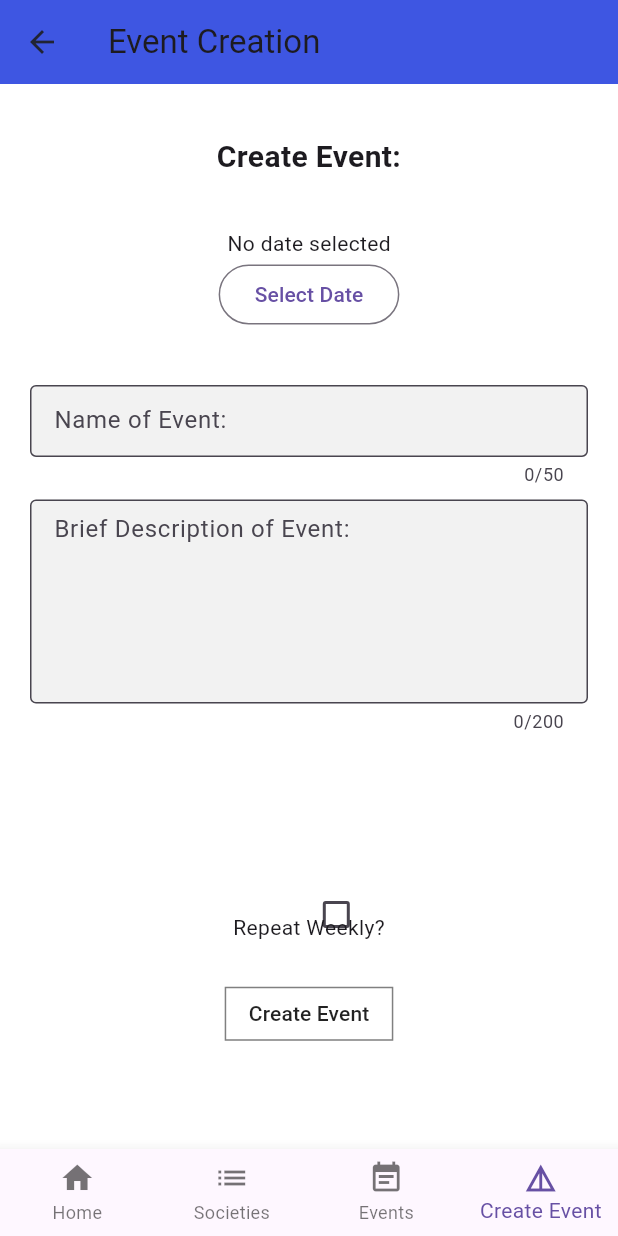
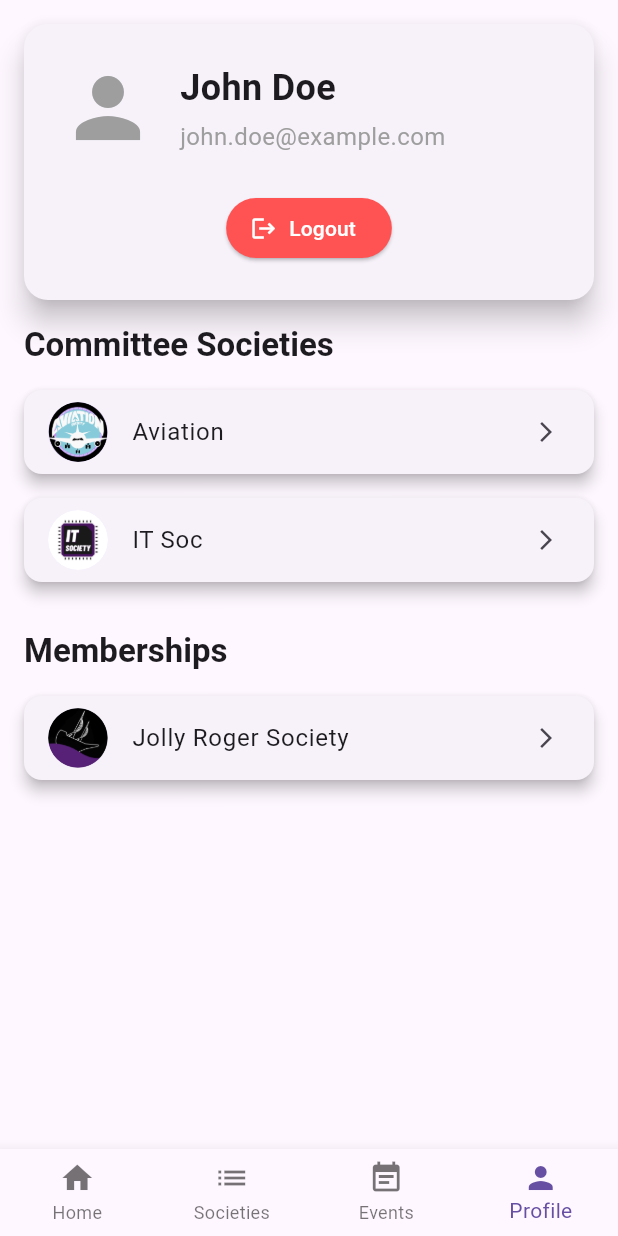
Before and after one commit to 5C-UoP/soc-drawer, a Flutter app: the screen it shows after launch, item 4 of the bottom bar chosen, on a phone screen of 412 x 824 dp. Run offline on Flutter 3.47's test engine with Material 3 defaults, Android fonts, the light colour scheme and no system bars; our stand-ins replace font_awesome_flutter, table_calendar; generated files the repository leaves out were written again.

Commit message:
added user page + make app more navigable

```diff
--- a/lib/src/app.dart
+++ b/lib/src/app.dart
@@ -2,6 +2,7 @@ import 'package:flutter/material.dart';
 import 'package:flutter_gen/gen_l10n/app_localizations.dart';
 import 'package:flutter_localizations/flutter_localizations.dart';
 import 'package:socdrawer/src/views/components/bottomNavBar.dart';
+import 'package:socdrawer/src/views/events/event_create_view.dart';
 
 import 'controllers/settings_controller.dart';
 import 'views/settings/settings_view.dart';
@@ -77,6 +78,8 @@ class SocDrawer extends StatelessWidget {
                     );
                   case SocietyItemListView.routeName:
                     return const SocietyItemListView();
+                  case EventCreate.routeName:
+                    return const EventCreate();
                   default:
                     return const BottomNavBar();
                 }
--- a/lib/src/models/user.dart
+++ b/lib/src/models/user.dart
@@ -5,17 +5,18 @@ class User {
   final String surename;
   final String email;
   final int year;
-  final Socieity society;
+  final List<Socieity> societies;
+  final List<Socieity> comitteeSocieties;
 
-  User({
-    required this.name,
-    required this.surename,
-    required this.email,
-    required this.year,
-    required this.society,
-  });
+  User(
+      {required this.name,
+      required this.surename,
+      required this.email,
+      required this.year,
+      required this.societies,
+      required this.comitteeSocieties});
 
   @override
   String toString() =>
-      'Full name: $name $surename\nEmail: $email\nStudent year: $year\nSociety: $society';
+      'Full name: $name $surename\nEmail: $email\nStudent year: $year\nSociety: $societies\nCommittee: $comitteeSocieties';
 }
--- a/lib/src/views/components/bottomNavBar.dart
+++ b/lib/src/views/components/bottomNavBar.dart
@@ -1,8 +1,8 @@
 import 'package:flutter/material.dart';
-import 'package:socdrawer/src/views/events/event_create_view.dart';
 import 'package:socdrawer/src/views/events/events_view.dart';
 import 'package:socdrawer/src/views/home/home_view.dart';
 import 'package:socdrawer/src/views/socieites/socieities_list_view.dart';
+import 'package:socdrawer/src/views/user/user_view.dart';
 // import 'package:socdrawer/src/settings/settings_view.dart';
 // import 'package:socdrawer/src/socieites/socieity_details_view.dart';
 
@@ -19,10 +19,10 @@ class _BottomNavBarState extends State<BottomNavBar> {
   int _currentIndex = 0; // Home page by defualt
 
   final List<Widget> _screens = [
+    CalendarView(),
     const SocietyItemListView(),
-    CalendarView(),
     EventsView(),
-    const EventCreate(),
+    UserProfilePage(),
   ];
 
   @override
@@ -54,8 +54,8 @@ class _BottomNavBarState extends State<BottomNavBar> {
             label: 'Events',
           ),
           BottomNavigationBarItem(
-            icon: Icon(Icons.details),
-            label: 'Create Event',
+            icon: Icon(Icons.person),
+            label: 'Profile',
           ),
         ],
       ),
--- /dev/null
+++ b/lib/src/views/components/socieity_card.dart
@@ -0,0 +1,39 @@
+import 'package:flutter/material.dart';
+import 'package:socdrawer/src/models/society.dart';
+import 'package:socdrawer/src/views/socieites/socieities_details_view.dart';
+
+class SocieityCard extends StatelessWidget {
+  const SocieityCard({
+    super.key,
+    required this.society,
+  });
+
+  final Socieity society;
+
+  @override
+  Widget build(BuildContext context) {
+    return GestureDetector(
+      onTap: () {
+        Navigator.pushNamed(
+          context,
+          SocietyItemDetailsView.routeName,
+          arguments: {'society': society},
+        );
+      },
+      child: Card(
+        shape: RoundedRectangleBorder(borderRadius: BorderRadius.circular(12)),
+        elevation: 4,
+        margin: const EdgeInsets.symmetric(vertical: 8),
+        child: ListTile(
+          leading: CircleAvatar(
+            foregroundImage: AssetImage(society.icon),
+          ),
+          title: Text(society.name),
+          trailing: society.joined
+              ? const Icon(Icons.arrow_forward_ios, size: 16)
+              : const Text("Join"),
+        ),
+      ),
+    );
+  }
+}
--- a/lib/src/views/events/event_create_view.dart
+++ b/lib/src/views/events/event_create_view.dart
@@ -7,6 +7,8 @@ DateTime eventDateTime = DateTime.now();
 
 class EventCreate extends StatefulWidget {
   const EventCreate({super.key});
+
+  static const routeName = '/event/create';
 
   @override
   State<StatefulWidget> createState() {
--- a/lib/src/views/home/home_view.dart
+++ b/lib/src/views/home/home_view.dart
@@ -1,4 +1,7 @@
 import 'package:flutter/material.dart';
+import 'package:socdrawer/src/controllers/society_controller.dart';
+import 'package:socdrawer/src/models/user.dart';
+import 'package:socdrawer/src/views/events/event_create_view.dart';
 import 'package:socdrawer/src/views/events/events_view.dart';
 import 'package:table_calendar/table_calendar.dart';
 
@@ -16,6 +19,16 @@ class CalendarViewState extends State<CalendarView> {
 
   final Map<DateTime, List<Event>> events = {};
 
+  final User user = User(
+    name: 'John',
+    surename: 'Doe',
+    email: 'john.doe@example.com',
+    year: 2023,
+    // comitteeSocieties: [],
+    comitteeSocieties: [socieities[0], socieities[1]],
+    societies: [socieities[2]],
+  );
+
   @override
   Widget build(BuildContext context) {
     return Scaffold(
@@ -25,6 +38,7 @@ class CalendarViewState extends State<CalendarView> {
       body: Padding(
         padding: const EdgeInsets.all(16.0),
         child: Column(
+          spacing: 20.0,
           children: [
             Container(
               // --- CALENDAR CONTAINER BOX ---
@@ -74,7 +88,17 @@ class CalendarViewState extends State<CalendarView> {
                   shape: BoxShape.circle,
                 )),
               ),
-            )
+            ),
+            if (user.comitteeSocieties.isNotEmpty)
+              ElevatedButton(
+                child: const Text('Add Event'),
+                onPressed: () {
+                  Navigator.pushNamed(
+                    context,
+                    EventCreate.routeName,
+                  );
+                },
+              ),
           ],
         ),
       ),
--- a/lib/src/views/socieites/socieities_list_view.dart
+++ b/lib/src/views/socieites/socieities_list_view.dart
@@ -1,8 +1,8 @@
 import 'package:flutter/material.dart';
 import 'package:socdrawer/src/controllers/society_controller.dart';
+import 'package:socdrawer/src/views/components/socieity_card.dart';
 
 import '../../models/society.dart';
-import 'socieities_details_view.dart';
 
 /// Displays a list of Socieities.
 class SocietyItemListView extends StatelessWidget {
@@ -56,23 +56,7 @@ class SocietyItemListView extends StatelessWidget {
                 !item.joined && !listedAllJoined
                     ? const Divider()
                     : const SizedBox.shrink(),
-                ListTile(
-                    title: Text(item.name),
-                    leading: CircleAvatar(
-                      // Display the Flutter Logo image asset.
-                      foregroundImage: AssetImage(item.icon),
-                    ),
-                    trailing: item.joined ? null : const Text("Join"),
-                    onTap: () {
-                      // Navigate to the details page. If the user leaves and returns to
-                      // the app after it has been killed while running in the
-                      // background, the navigation stack is restored.
-                      Navigator.pushNamed(
-                        context,
-                        SocietyItemDetailsView.routeName,
-                        arguments: {'society': item},
-                      );
-                    }),
+                SocieityCard(society: item)
               ],
             );
           },
--- a/lib/src/views/login/login_view.dart
+++ b/lib/src/views/user/login_view.dart
@@ -2,6 +2,8 @@ import 'package:flutter/material.dart';
 
 class Login extends StatefulWidget {
   const Login({super.key});
+
+  static const routeName = '/login';
 
   @override
   State<StatefulWidget> createState() {
--- /dev/null
+++ b/lib/src/views/user/user_view.dart
@@ -0,0 +1,133 @@
+import 'package:flutter/material.dart';
+import 'package:socdrawer/src/controllers/society_controller.dart';
+import 'package:socdrawer/src/models/user.dart';
+import 'package:socdrawer/src/views/components/socieity_card.dart';
+
+class UserProfilePage extends StatelessWidget {
+  UserProfilePage({super.key});
+
+  final User user = User(
+    name: 'John',
+    surename: 'Doe',
+    email: 'john.doe@example.com',
+    year: 2023,
+    comitteeSocieties: [socieities[0], socieities[1]],
+    societies: [socieities[3]],
+  );
+
+  @override
+  Widget build(BuildContext context) {
+    return Scaffold(
+      body: SafeArea(
+        child: SingleChildScrollView(
+          padding: const EdgeInsets.only(bottom: 16),
+          child: Column(
+            crossAxisAlignment: CrossAxisAlignment.stretch,
+            children: [
+              // User Card at Top
+              Card(
+                margin: const EdgeInsets.all(16),
+                shape: RoundedRectangleBorder(
+                    borderRadius: BorderRadius.circular(16)),
+                elevation: 8,
+                child: Padding(
+                  padding: const EdgeInsets.all(24.0),
+                  child: Column(
+                    children: [
+                      Row(
+                        children: [
+                          const Icon(Icons.person,
+                              size: 64, color: Colors.grey),
+                          const SizedBox(width: 16),
+                          Column(
+                            crossAxisAlignment: CrossAxisAlignment.start,
+                            children: [
+                              Text(
+                                '${user.name} ${user.surename}',
+                                style: const TextStyle(
+                                  fontSize: 24,
+                                  fontWeight: FontWeight.bold,
+                                ),
+                              ),
+                              const SizedBox(height: 4),
+                              Text(
+                                user.email,
+                                style: const TextStyle(
+                                  fontSize: 16,
+                                  color: Colors.grey,
+                                ),
+                              ),
+                            ],
+                          ),
+                        ],
+                      ),
+                      const SizedBox(height: 24),
+                      ElevatedButton.icon(
+                        onPressed: () {
+                          ScaffoldMessenger.of(context).showSnackBar(
+                            const SnackBar(content: Text('Logged out')),
+                          );
+                        },
+                        icon: const Icon(Icons.logout),
+                        label: const Text('Logout'),
+                        style: ElevatedButton.styleFrom(
+                          backgroundColor: Colors.redAccent,
+                          foregroundColor: Colors.white,
+                        ),
+                      ),
+                    ],
+                  ),
+                ),
+              ),
+
+              // Committee Societies Section
+              Padding(
+                padding: const EdgeInsets.symmetric(horizontal: 16.0),
+                child: Text(
+                  'Committee Societies',
+                  style: Theme.of(context)
+                      .textTheme
+                      .titleLarge!
+                      .copyWith(fontWeight: FontWeight.bold),
+                ),
+              ),
+              const SizedBox(height: 8),
+              ListView.builder(
+                padding: const EdgeInsets.symmetric(horizontal: 16),
+                shrinkWrap: true,
+                physics: const NeverScrollableScrollPhysics(),
+                itemCount: user.comitteeSocieties.length,
+                itemBuilder: (context, index) {
+                  final society = user.comitteeSocieties[index];
+                  return SocieityCard(society: society);
+                },
+              ),
+
+              // Memberships Section
+              Padding(
+                padding: const EdgeInsets.fromLTRB(16, 24, 16, 8),
+                child: Text(
+                  'Memberships',
+                  style: Theme.of(context)
+                      .textTheme
+                      .titleLarge!
+                      .copyWith(fontWeight: FontWeight.bold),
+                ),
+              ),
+              ListView.builder(
+                padding: const EdgeInsets.symmetric(horizontal: 16),
+                shrinkWrap: true,
+                physics: const NeverScrollableScrollPhysics(),
+                itemCount: user.societies.length,
+                itemBuilder: (context, index) {
+                  final society = user.societies[index];
+                  return SocieityCard(society: society);
+                },
+              ),
+            ],
+          ),
+        ),
+      ),
+    );
+  }
+}
```
